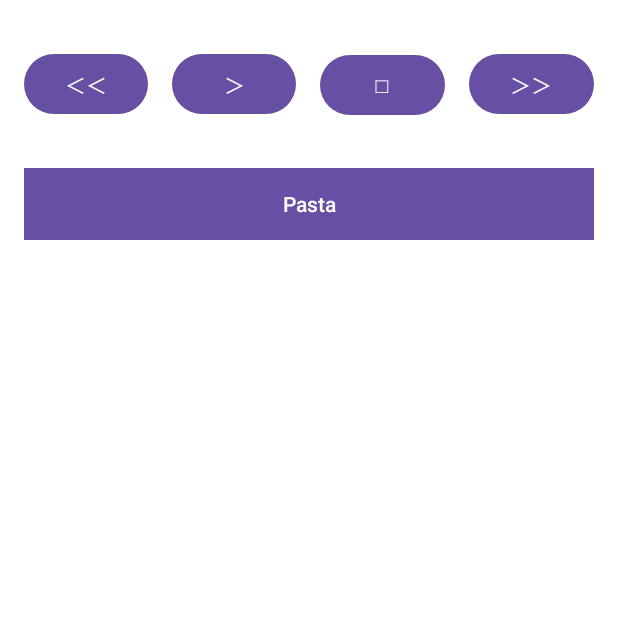
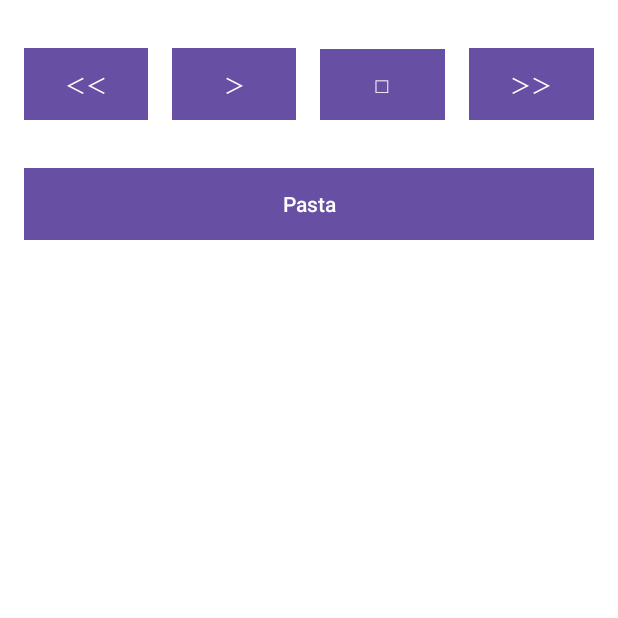
Before and after one commit to katsu0511/pasta_android, an Android app: the screen it shows after launch (MainActivity), on a phone screen of 412 x 824 dp, the top half of it. Run offline under Robolectric (Android 15) with nearby library versions, the phone set to English and light mode, and no system bars.

Commit message:
ボタンに背景を追加

```diff
--- a/app/src/main/res/layout/activity_main.xml
+++ b/app/src/main/res/layout/activity_main.xml
@@ -17,6 +17,7 @@
             android:layout_width="0dp"
             android:layout_height="wrap_content"
             android:layout_weight="1"
+            android:background="@drawable/button_background"
             android:text="@string/rewind"
             android:layout_marginStart="16dp"
             android:layout_marginEnd="8dp" />
@@ -26,6 +27,7 @@
             android:layout_width="0dp"
             android:layout_height="wrap_content"
             android:layout_weight="1"
+            android:background="@drawable/button_background"
             android:text="@string/play"
             android:layout_marginStart="8dp"
             android:layout_marginEnd="8dp" />
@@ -35,6 +37,7 @@
             android:layout_width="0dp"
             android:layout_height="wrap_content"
             android:layout_weight="1"
+            android:background="@drawable/button_background"
             android:text="@string/stop"
             android:layout_marginStart="8dp"
             android:layout_marginEnd="8dp" />
@@ -44,6 +47,7 @@
             android:layout_width="0dp"
             android:layout_height="wrap_content"
             android:layout_weight="1"
+            android:background="@drawable/button_background"
             android:text="@string/forward"
             android:layout_marginStart="8dp"
             android:layout_marginEnd="16dp" />
```
